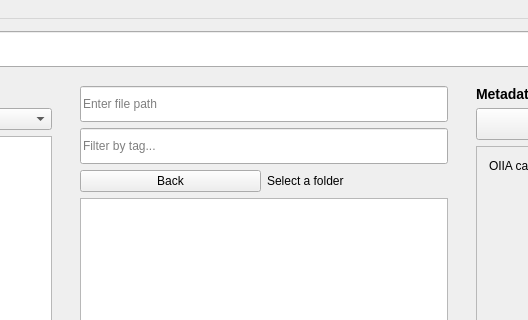
This is code/src/QuadMGUI/MainWindow.ui in University-of-Colorado-Anschutz-Denver/CSCI-3508-Group-6 as Qt 5 draws it before an edit; both pictures show x 336 to 864 and y 0 to 320 of the 1200 by 700 pixel window. The edited form follows.
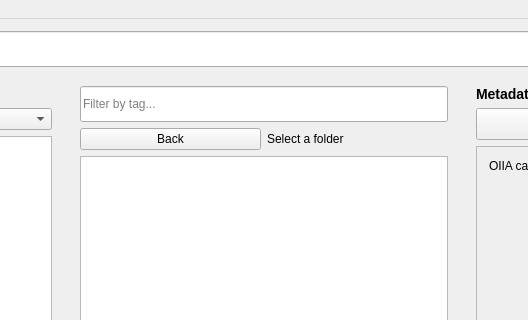
This is the edited form.

Commit message: Back button bugfix and metadata panel formatting.

What changed in the file:
```diff
--- a/code/src/QuadMGUI/MainWindow.ui
+++ b/code/src/QuadMGUI/MainWindow.ui
@@ -129,22 +129,6 @@
           </sizepolicy>
          </property>
          <layout class="QVBoxLayout" name="contentsPanelLayout">
-          <item>
-           <widget class="QLineEdit" name="filePathSearchBar">
-            <property name="minimumSize">
-             <size>
-              <width>0</width>
-              <height>36</height>
-             </size>
-            </property>
-            <property name="placeholderText">
-             <string>Enter file path</string>
-            </property>
-            <property name="clearButtonEnabled">
-             <bool>true</bool>
-            </property>
-           </widget>
-          </item>
           <item>
            <widget class="QLineEdit" name="tagFilterBar">
             <property name="minimumSize">
```
The commit also changes 2 other files.
